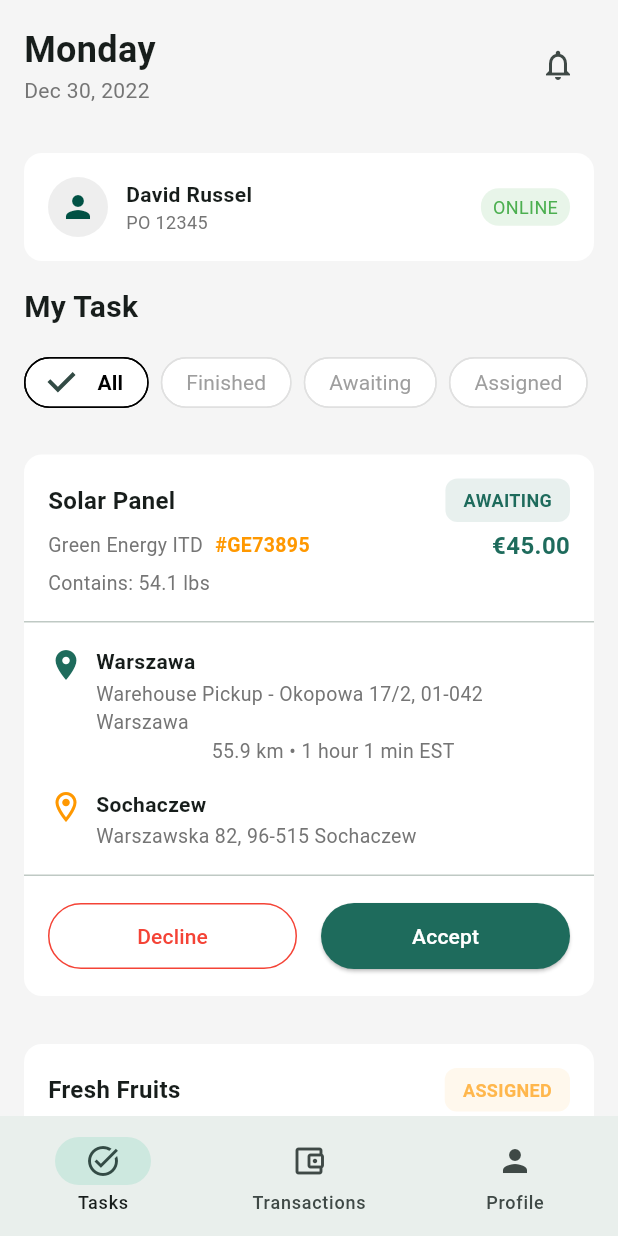
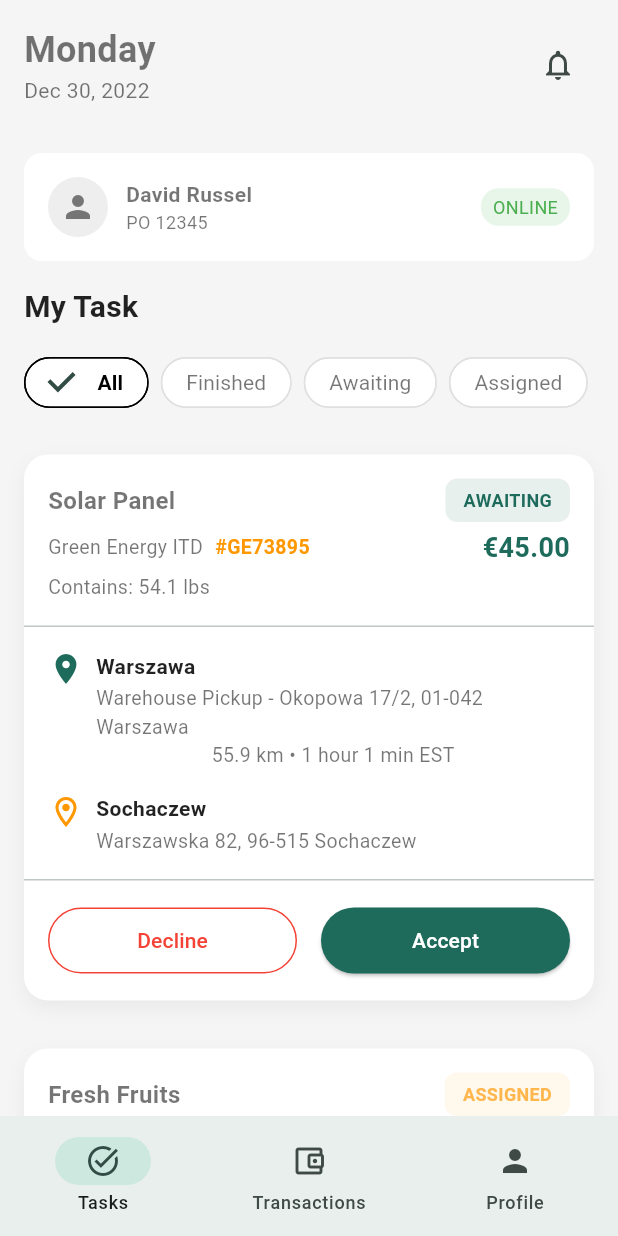
Before and after one commit to Malek4522/TruckLoad-Driver-App, a Flutter app: the screen it shows after launch, on a phone screen of 412 x 824 dp. Run offline on Flutter 3.47's test engine with Material 3 defaults, Android fonts, the phone set to English and light mode, and no system bars.

Commit message:
better ui

```diff
--- a/lib/main.dart
+++ b/lib/main.dart
@@ -1,15 +1,28 @@
 import 'package:flutter/material.dart';
-import 'pages/home_page.dart';
 import 'pages/tasks_page.dart';
 import 'pages/transactions_page.dart';
 import 'pages/profile_page.dart';
+import 'utils/app_colors.dart';
 
 void main() {
   runApp(const MyApp());
 }
 
-class MyApp extends StatelessWidget {
+class MyApp extends StatefulWidget {
   const MyApp({super.key});
+
+  @override
+  State<MyApp> createState() => _MyAppState();
+}
+
+class _MyAppState extends State<MyApp> {
+  bool isDarkMode = false;
+
+  void toggleTheme() {
+    setState(() {
+      isDarkMode = !isDarkMode;
+    });
+  }
 
   @override
   Widget build(BuildContext context) {
@@ -17,18 +30,47 @@ class MyApp extends StatelessWidget {
       title: 'Delivery Tasks',
       theme: ThemeData(
         colorScheme: ColorScheme.fromSeed(
-          seedColor: const Color(0xFF1E6B5C),
-          primary: const Color(0xFF1E6B5C),
+          seedColor: AppColors.primaryGreen,
+          primary: AppColors.primaryGreen,
+          brightness: isDarkMode ? Brightness.dark : Brightness.light,
+        ),
+        scaffoldBackgroundColor: isDarkMode
+            ? AppColors.darkBackground
+            : AppColors.lightBackground,
+        cardColor: isDarkMode
+            ? AppColors.darkCard
+            : AppColors.lightCard,
+        textTheme: TextTheme(
+          bodyLarge: TextStyle(
+            color: isDarkMode
+                ? AppColors.darkText
+                : AppColors.lightText,
+          ),
+          bodyMedium: TextStyle(
+            color: isDarkMode
+                ? AppColors.darkTextSecondary
+                : AppColors.lightTextSecondary,
+          ),
         ),
         useMaterial3: true,
       ),
-      home: const ResponsiveLayout(),
+      home: ResponsiveLayout(
+        isDarkMode: isDarkMode,
+        onThemeToggle: toggleTheme,
+      ),
     );
   }
 }
 
 class ResponsiveLayout extends StatefulWidget {
-  const ResponsiveLayout({super.key});
+  final bool isDarkMode;
+  final VoidCallback onThemeToggle;
+
+  const ResponsiveLayout({
+    super.key,
+    required this.isDarkMode,
+    required this.onThemeToggle,
+  });
 
   @override
   State<ResponsiveLayout> createState() => _ResponsiveLayoutState();
@@ -37,16 +79,20 @@ class ResponsiveLayout extends StatefulWidget {
 class _ResponsiveLayoutState extends State<ResponsiveLayout> {
   int _selectedIndex = 0;
 
-  final List<Widget> _pages = [
-    const TasksPage(),
-    const TransactionsPage(),
-    const ProfilePage(),
-  ];
-
   @override
   Widget build(BuildContext context) {
     return Scaffold(
-      body: _pages[_selectedIndex],
+      body: IndexedStack(
+        index: _selectedIndex,
+        children: [
+          const TasksPage(),
+          const TransactionsPage(),
+          ProfilePage(
+            isDarkMode: widget.isDarkMode,
+            onThemeToggle: widget.onThemeToggle,
+          ),
+        ],
+      ),
       bottomNavigationBar: NavigationBar(
         selectedIndex: _selectedIndex,
         onDestinationSelected: (int index) {
--- a/lib/pages/tasks_page.dart
+++ b/lib/pages/tasks_page.dart
@@ -1,13 +1,22 @@
 import 'package:flutter/material.dart';
+import 'transactions_page.dart';
+import '../utils/app_colors.dart';
 
 class TasksPage extends StatefulWidget {
-  const TasksPage({super.key});
+  final String? highlightedTaskId;
+
+  const TasksPage({
+    super.key,
+    this.highlightedTaskId,
+  });
 
   @override
   State<TasksPage> createState() => _TasksPageState();
 }
 
 class _TasksPageState extends State<TasksPage> {
+  final ScrollController _scrollController = ScrollController();
+  final double taskCardHeight = 200; // Approximate height of each task card
   String _selectedFilter = 'All';
   final List<String> _filters = ['All', 'Finished', 'Awaiting', 'Assigned'];
 
@@ -98,9 +107,37 @@ class _TasksPageState extends State<TasksPage> {
   }
 
   @override
+  void initState() {
+    super.initState();
+    if (widget.highlightedTaskId != null) {
+      // Scroll to highlighted task
+      WidgetsBinding.instance.addPostFrameCallback((_) {
+        // Find the task index and scroll to it
+        final taskIndex = _tasks.indexWhere(
+          (task) => task['id'] == widget.highlightedTaskId
+        );
+        if (taskIndex != -1) {
+          // You'll need to add a ScrollController to your ListView
+          _scrollController.animateTo(
+            taskIndex * (taskCardHeight + 16), // Approximate position
+            duration: const Duration(milliseconds: 300),
+            curve: Curves.easeInOut,
+          );
+        }
+      });
+    }
+  }
+
+  @override
+  void dispose() {
+    _scrollController.dispose();
+    super.dispose();
+  }
+
+  @override
   Widget build(BuildContext context) {
     return Scaffold(
-      backgroundColor: const Color(0xFFF5F5F5),
+      backgroundColor: Theme.of(context).scaffoldBackgroundColor,
       body: SafeArea(
         child: Column(
           crossAxisAlignment: CrossAxisAlignment.start,
@@ -136,7 +173,7 @@ class _TasksPageState extends State<TasksPage> {
               Text(
                 'Dec 30, 2022',
                 style: TextStyle(
-                  color: Colors.grey[600],
+                  color: AppColors.getSecondaryTextColor(context),
                 ),
               ),
             ],
@@ -151,18 +188,22 @@ class _TasksPageState extends State<TasksPage> {
   }
 
   Widget _buildUserCard() {
+    final isDark = Theme.of(context).brightness == Brightness.dark;
     return Container(
       margin: const EdgeInsets.all(16),
       padding: const EdgeInsets.all(16),
       decoration: BoxDecoration(
-        color: Colors.white,
+        color: AppColors.getCardColor(context),
         borderRadius: BorderRadius.circular(12),
       ),
       child: Row(
         children: [
           CircleAvatar(
-            backgroundColor: Colors.grey[200],
-            child: const Icon(Icons.person),
+            backgroundColor: isDark ? Colors.grey[800] : Colors.grey[200],
+            child: Icon(
+              Icons.person,
+              color: isDark ? Colors.grey[300] : Colors.grey[600],
+            ),
           ),
           const SizedBox(width: 12),
           Column(
@@ -177,7 +218,7 @@ class _TasksPageState extends State<TasksPage> {
               Text(
                 'PO 12345',
                 style: TextStyle(
-                  color: Colors.grey[600],
+                  color: AppColors.getSecondaryTextColor(context),
                   fontSize: 12,
                 ),
               ),
@@ -187,13 +228,13 @@ class _TasksPageState extends State<TasksPage> {
           Container(
             padding: const EdgeInsets.symmetric(horizontal: 8, vertical: 4),
             decoration: BoxDecoration(
-              color: Colors.green[50],
+              color: isDark ? Colors.green[900] : Colors.green[50],
               borderRadius: BorderRadius.circular(12),
             ),
-            child: const Text(
+            child: Text(
               'ONLINE',
               style: TextStyle(
-                color: Colors.green,
+                color: isDark ? Colors.green[300] : Colors.green,
                 fontSize: 12,
               ),
             ),
@@ -204,16 +245,18 @@ class _TasksPageState extends State<TasksPage> {
   }
 
   Widget _buildTaskFilters() {
+    final isDark = Theme.of(context).brightness == Brightness.dark;
     return Container(
       padding: const EdgeInsets.symmetric(horizontal: 16),
       child: Column(
         crossAxisAlignment: CrossAxisAlignment.start,
         children: [
-          const Text(
+          Text(
             'My Task',
             style: TextStyle(
               fontSize: 20,
               fontWeight: FontWeight.w600,
+              color: AppColors.getTextColor(context),
             ),
           ),
           const SizedBox(height: 12),
@@ -227,10 +270,12 @@ class _TasksPageState extends State<TasksPage> {
                   child: ChoiceChip(
                     label: Text(filter),
                     selected: isSelected,
-                    backgroundColor: Colors.white,
-                    selectedColor: Colors.white,
+                    backgroundColor: isDark ? Colors.grey[800] : Colors.white,
+                    selectedColor: isDark ? Colors.grey[700] : Colors.white,
                     labelStyle: TextStyle(
-                      color: isSelected ? Colors.black : Colors.grey,
+                      color: isSelected
+                          ? (isDark ? Colors.white : Colors.black)
+                          : AppColors.getSecondaryTextColor(context),
                       fontWeight: isSelected ? FontWeight.w600 : FontWeight.normal,
                     ),
                     padding: const EdgeInsets.symmetric(horizontal: 8),
@@ -238,7 +283,9 @@ class _TasksPageState extends State<TasksPage> {
                       borderRadius: BorderRadius.circular(20),
                     ),
                     side: BorderSide(
-                      color: isSelected ? Colors.black : Colors.grey.shade300,
+                      color: isSelected
+                          ? (isDark ? Colors.white : Colors.black)
+                          : (isDark ? Colors.grey[600]! : Colors.grey[300]!),
                       width: 1,
                     ),
                     onSelected: (bool selected) {
@@ -262,12 +309,13 @@ class _TasksPageState extends State<TasksPage> {
       return Center(
         child: Text(
           'No ${_selectedFilter.toLowerCase()} tasks found',
-          style: TextStyle(color: Colors.grey[600]),
+          style: TextStyle(color: AppColors.getSecondaryTextColor(context)),
         ),
       );
     }
 
     return ListView.separated(
+      controller: _scrollController,
       padding: const EdgeInsets.all(16),
       itemCount: tasks.length,
       separatorBuilder: (context, index) => const SizedBox(height: 16),
@@ -305,24 +353,40 @@ class _TasksPageState extends State<TasksPage> {
     required String destinationAddress,
     required String status,
   }) {
+    final bool isHighlighted = widget.highlightedTaskId == id;
+
     Color getTypeColor(String taskType) {
+      final isDark = Theme.of(context).brightness == Brightness.dark;
       switch (taskType) {
         case 'AWAITING':
-          return const Color(0xFF1E6B5C);
+          return isDark ? Colors.teal : const Color(0xFF1E6B5C);
         case 'ASSIGNED':
-          return const Color(0xFFFFB74D);
+          return isDark ? Colors.amber : const Color(0xFFFFB74D);
         case 'FINISHED':
-          return Colors.grey;
+          return isDark ? Colors.grey[400]! : Colors.grey;
         default:
-          return Colors.grey;
+          return isDark ? Colors.grey[400]! : Colors.grey;
       }
     }
 
     return Container(
       margin: const EdgeInsets.symmetric(vertical: 8),
       decoration: BoxDecoration(
-        color: Colors.white,
-        borderRadius: BorderRadius.circular(12),
+        color: AppColors.getCardColor(context),
+        borderRadius: BorderRadius.circular(16),
+        border: isHighlighted
+          ? Border.all(
+              color: Theme.of(context).primaryColor,
+              width: 2,
+            )
+          : null,
+        boxShadow: [
+          BoxShadow(
+            color: Colors.black.withOpacity(0.05),
+            blurRadius: 10,
+            offset: const Offset(0, 5),
+          ),
+        ],
       ),
       child: Column(
         crossAxisAlignment: CrossAxisAlignment.start,
@@ -371,7 +435,7 @@ class _TasksPageState extends State<TasksPage> {
                         Text(
                           company,
                           style: TextStyle(
-                            color: Colors.grey[600],
+                            color: AppColors.getSecondaryTextColor(context),
                             fontSize: 13,
                           ),
                         ),
@@ -388,10 +452,10 @@ class _TasksPageState extends State<TasksPage> {
                     ),
                     Text(
                       price,
-                      style: TextStyle(
-                        color: Theme.of(context).primaryColor,
-                        fontWeight: FontWeight.w600,
-                        fontSize: 16,
+                      style: const TextStyle(
+                        fontSize: 18,
+                        fontWeight: FontWeight.bold,
+                        color: Color(0xFF1E6B5C),
                       ),
                     ),
                   ],
@@ -401,7 +465,7 @@ class _TasksPageState extends State<TasksPage> {
                   Text(
                     'Contains: $weight',
                     style: TextStyle(
-                      color: Colors.grey[600],
+                      color: AppColors.getSecondaryTextColor(context),
                       fontSize: 13,
                     ),
                   ),
@@ -427,7 +491,7 @@ class _TasksPageState extends State<TasksPage> {
                       child: Text(
                         distance,
                         style: TextStyle(
-                          color: Colors.grey[600],
+                          color: AppColors.getSecondaryTextColor(context),
                           fontSize: 13,
                         ),
                       ),
@@ -492,7 +556,13 @@ class _TasksPageState extends State<TasksPage> {
     return Row(
       crossAxisAlignment: CrossAxisAlignment.start,
       children: [
-        Icon(icon, color: iconColor, size: 24),
+        Icon(
+          icon,
+          color: Theme.of(context).brightness == Brightness.dark
+              ? Colors.teal // or any other color that fits your dark theme
+              : iconColor,
+          size: 24
+        ),
         const SizedBox(width: 8),
         Expanded(
           child: Column(
@@ -500,16 +570,17 @@ class _TasksPageState extends State<TasksPage> {
             children: [
               Text(
                 title,
-                style: const TextStyle(
+                style: TextStyle(
                   fontWeight: FontWeight.w600,
                   fontSize: 14,
+                  color: AppColors.getTextColor(context),
                 ),
               ),
               const SizedBox(height: 2),
               Text(
                 subtitle,
                 style: TextStyle(
-                  color: Colors.grey[600],
+                  color: AppColors.getSecondaryTextColor(context),
                   fontSize: 13,
                 ),
               ),
--- /dev/null
+++ b/lib/utils/app_colors.dart
@@ -0,0 +1,35 @@
+import 'package:flutter/material.dart';
+
+class AppColors {
+  static const Color primaryGreen = Color(0xFF1E6B5C);
+
+  // Light theme colors
+  static const Color lightBackground = Color(0xFFF5F5F5);
+  static const Color lightCard = Colors.white;
+  static const Color lightText = Colors.black87;
+  static const Color lightTextSecondary = Colors.black54;
+
+  // Dark theme colors
+  static const Color darkBackground = Color(0xFF121212);
+  static const Color darkCard = Color(0xFF1E1E1E);
+  static const Color darkText = Colors.white;
+  static const Color darkTextSecondary = Colors.white70;
+
+  static Color getCardColor(BuildContext context) {
+    return Theme.of(context).brightness == Brightness.dark
+        ? darkCard
+        : lightCard;
+  }
+
+  static Color getTextColor(BuildContext context) {
+    return Theme.of(context).brightness == Brightness.dark
+        ? darkText
+        : lightText;
+  }
+
+  static Color getSecondaryTextColor(BuildContext context) {
+    return Theme.of(context).brightness == Brightness.dark
+        ? darkTextSecondary
+        : lightTextSecondary;
+  }
+}
```
Also changed, not shown: lib/pages/profile_page.dart (+38 -9 lines), lib/pages/transactions_page.dart (+21 -10 lines).
